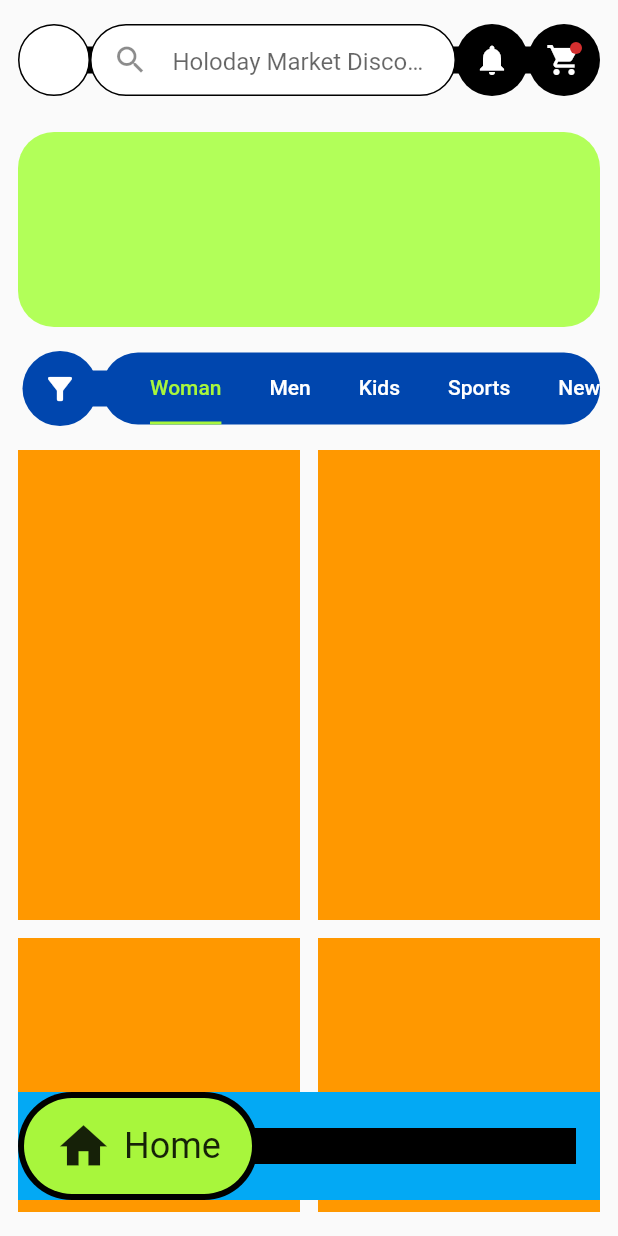
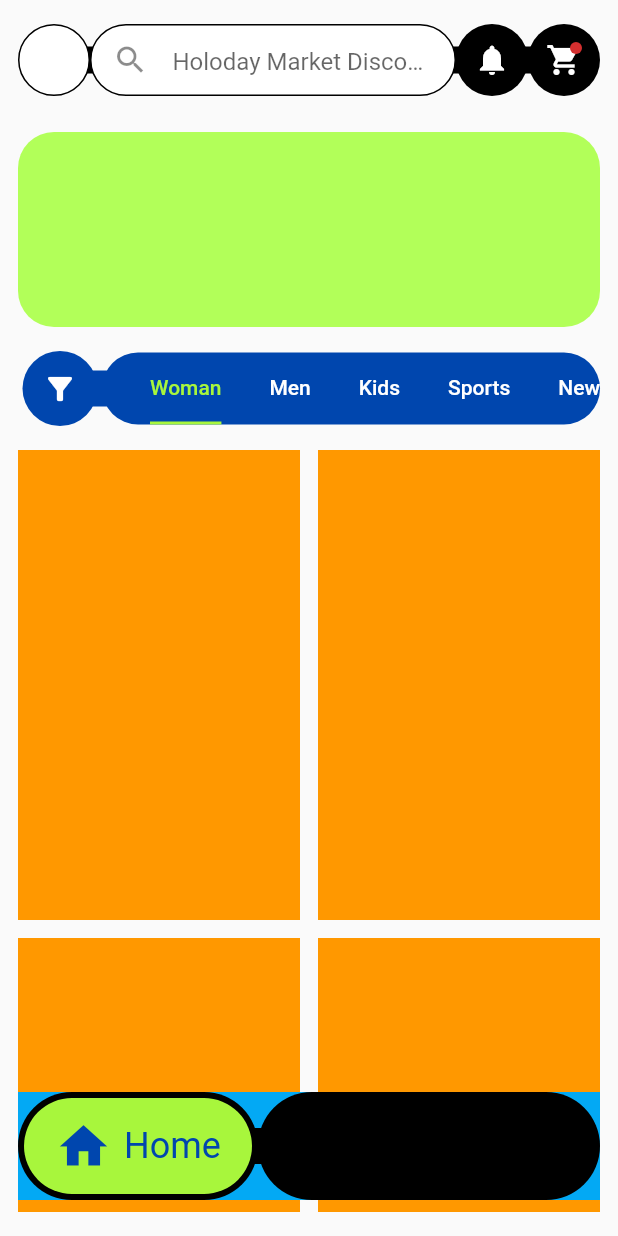
Before and after one commit to JAICHANGPARK/flutter_notebook_chapter_24, a Flutter app: the FashionECommerceMainPage screen opened directly, on a phone screen of 412 x 824 dp. Run offline on Flutter 3.47's test engine with Material 2 defaults, Android fonts, the phone set to English and light mode, and no system bars; our stand-ins replace flutter_riverpod, freezed_annotation, ionicons, percent_indicator; missing offline and left inert: crypto_font_icons; network calls fail.

Commit message:
Update fec_main_page.dart

```diff
--- a/lib/ep1368_fashion_e_commerce_app/view/fec_main_page.dart
+++ b/lib/ep1368_fashion_e_commerce_app/view/fec_main_page.dart
@@ -226,10 +226,11 @@ class _FashionECommerceMainPageState extends State<FashionECommerceMainPage> wit
                               child: Center(
                                 child: Row(
                                   mainAxisAlignment: MainAxisAlignment.center,
-                                  children: [
+                                  children: const [
                                     Icon(
                                       Icons.home,
                                       size: 38,
+                                      color: Color.fromRGBO(0, 70, 174, 1),
                                     ),
                                     SizedBox(
                                       width: 8,
@@ -238,13 +239,28 @@ class _FashionECommerceMainPageState extends State<FashionECommerceMainPage> wit
                                       "Home",
                                       style: TextStyle(
                                         fontSize: 24,
+                                        color: Color.fromRGBO(0, 70, 174, 1),
                                       ),
                                     )
                                   ],
                                 ),
                               ),
                             ),
-                          )
+                          ),
+                          Expanded(
+                              child: Container(
+                                decoration: BoxDecoration(
+                                  color: Colors.black,
+                                  borderRadius: BorderRadius.circular(42)
+                                ),
+                                child: Row(
+                            children: [
+                                Expanded(child: Container()),
+                                Expanded(child: Container()),
+                                Expanded(child: Container()),
+                            ],
+                          ),
+                              ))
                         ],
                       ),
                     )
```
